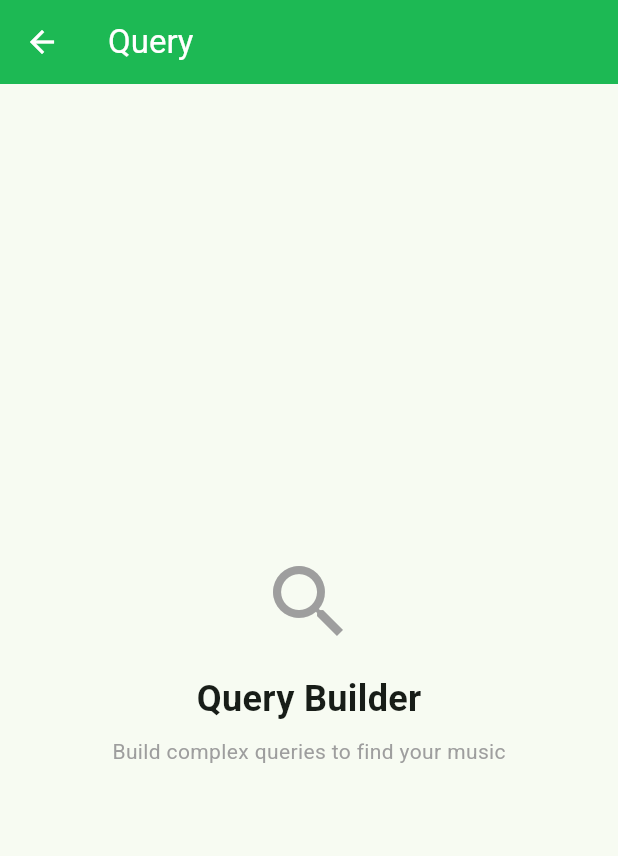
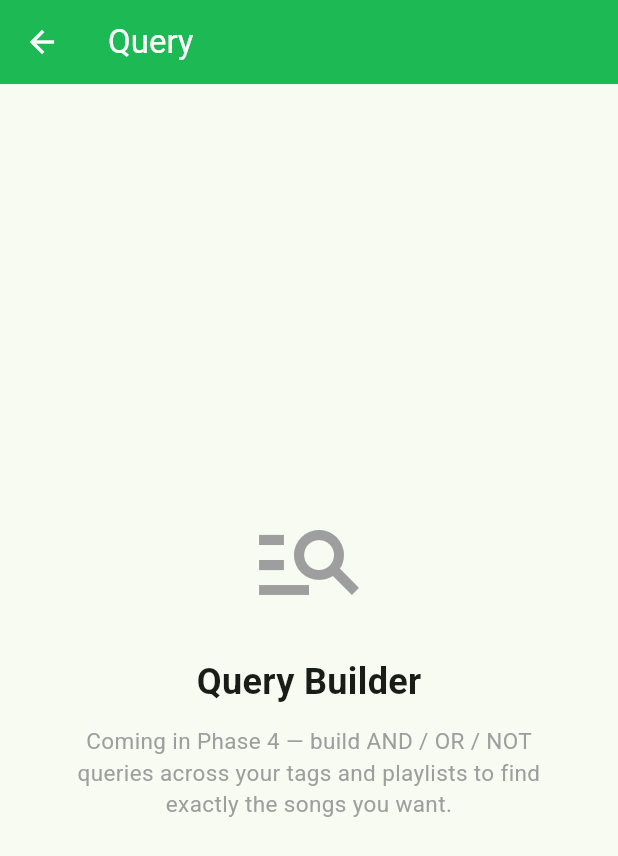
Before and after one commit to jp0utside/Tagify, a Flutter app: the QueryScreen screen opened directly, on a phone screen of 412 x 824 dp. Shown: the top 856 px of the screen. Run offline on Flutter 3.47's test engine with Material 3 defaults, Android fonts, the phone set to English and light mode, and no system bars; our stand-ins replace flutter_dotenv, flutter_secure_storage, sqflite, sqflite_common_ffi; accounts and stored records are empty.

Commit message:
Add album art, fix tags not loading after import, improve query placeholder
- Add albumArtUrl field to Song model, extracted from Spotify API's
  album images array (smallest image for list thumbnails)
- Show album art in library song list with fallback icon
- Fix tags/playlists tab showing empty after import: MainScreen now
  triggers TagService.loadTags() when switching to the Tags tab
- Update query screen with descriptive placeholder for Phase 4
- Add DB migration v2 for album_art_url column (mobile)

https://claude.ai/code/session_013EmA8a7859aQCt9ewXy6Hv

```diff
--- a/src/lib/screens/main/main_screen.dart
+++ b/src/lib/screens/main/main_screen.dart
@@ -1,4 +1,6 @@
 import 'package:flutter/material.dart';
+import 'package:provider/provider.dart';
+import '../../services/tag_service.dart';
 import '../library/library_screen.dart';
 import '../query/query_screen.dart';
 import '../tags/tags_screen.dart';
@@ -35,6 +37,9 @@ class _MainScreenState extends State<MainScreen> {
           setState(() {
             _currentIndex = index;
           });
+          if (index == 2) {
+            Provider.of<TagService>(context, listen: false).loadTags();
+          }
         },
         items: const [
           BottomNavigationBarItem(
--- a/src/lib/screens/query/query_screen.dart
+++ b/src/lib/screens/query/query_screen.dart
@@ -1,13 +1,8 @@
 import 'package:flutter/material.dart';
 
-class QueryScreen extends StatefulWidget {
+class QueryScreen extends StatelessWidget {
   const QueryScreen({super.key});
 
-  @override
-  State<QueryScreen> createState() => _QueryScreenState();
-}
-
-class _QueryScreenState extends State<QueryScreen> {
   @override
   Widget build(BuildContext context) {
     return Scaffold(
@@ -15,30 +10,27 @@ class _QueryScreenState extends State<QueryScreen> {
         title: const Text('Query'),
       ),
       body: const Center(
+        child: Padding(
+          padding: EdgeInsets.all(32.0),
           child: Column(
             mainAxisAlignment: MainAxisAlignment.center,
             children: [
-            Icon(
-              Icons.search,
-              size: 64,
-              color: Colors.grey,
-            ),
-            SizedBox(height: 16),
+              Icon(Icons.manage_search, size: 80, color: Colors.grey),
+              SizedBox(height: 24),
               Text(
                 'Query Builder',
-              style: TextStyle(
-                fontSize: 24,
-                fontWeight: FontWeight.bold,
+                style: TextStyle(fontSize: 24, fontWeight: FontWeight.bold),
               ),
-            ),
-            SizedBox(height: 8),
+              SizedBox(height: 12),
               Text(
-              'Build complex queries to find your music',
-              style: TextStyle(
-                color: Colors.grey,
-              ),
+                'Coming in Phase 4 — build AND / OR / NOT queries '
+                'across your tags and playlists to find exactly '
+                'the songs you want.',
+                textAlign: TextAlign.center,
+                style: TextStyle(fontSize: 15, color: Colors.grey),
               ),
             ],
+          ),
         ),
       ),
     );
```
Also changed, not shown: src/lib/models/song.dart (+16 -0 lines), src/lib/screens/library/library_screen.dart (+19 -2 lines), src/lib/services/database_service.dart (+7 -2 lines). Lines whose indentation alone changed are shown as unchanged.
